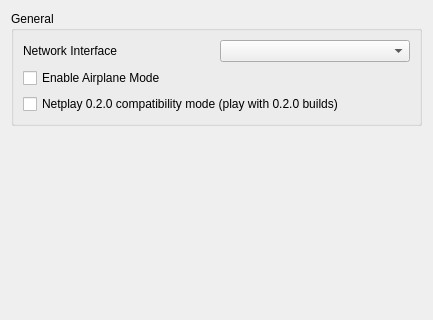
This is src/yuzu/configuration/configure_network.ui in MEKCCK/mirror as Qt 5 draws it before an edit; both pictures show x 0 to 433 and y 0 to 320 of the 433 by 561 pixel window. The edited form follows.
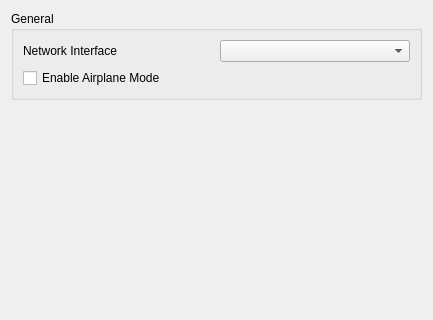
This is the edited form.

Commit message:
netplay: revert to upstream state (drop compat-mode toggle, domain IP input, PC checkbox)
Restore NetPlay to the version's original implementation - the in-game
multiplayer path is LDN-based, so keep NetPlay untouched and investigate
LDN instead.

```diff
--- a/src/yuzu/configuration/configure_network.ui
+++ b/src/yuzu/configuration/configure_network.ui
@@ -42,13 +42,6 @@
           </property>
          </widget>
         </item>
-        <item row="3" column="0" colspan="2">
-         <widget class="QCheckBox" name="netplay_legacy_protocol">
-          <property name="text">
-           <string>Netplay 0.2.0 compatibility mode (play with 0.2.0 builds)</string>
-          </property>
-         </widget>
-        </item>
        </layout>
       </widget>
      </item>
```
The commit also changes 8 other files.
